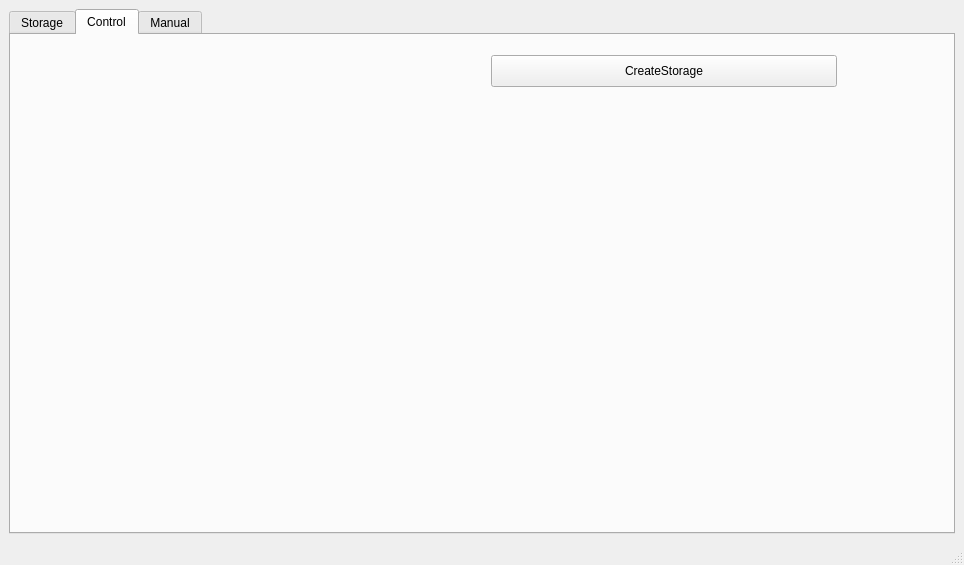
Obbart/SoftEng_GestMag, file GestMag/GUI/GestMagUI.ui: the form before one commit.
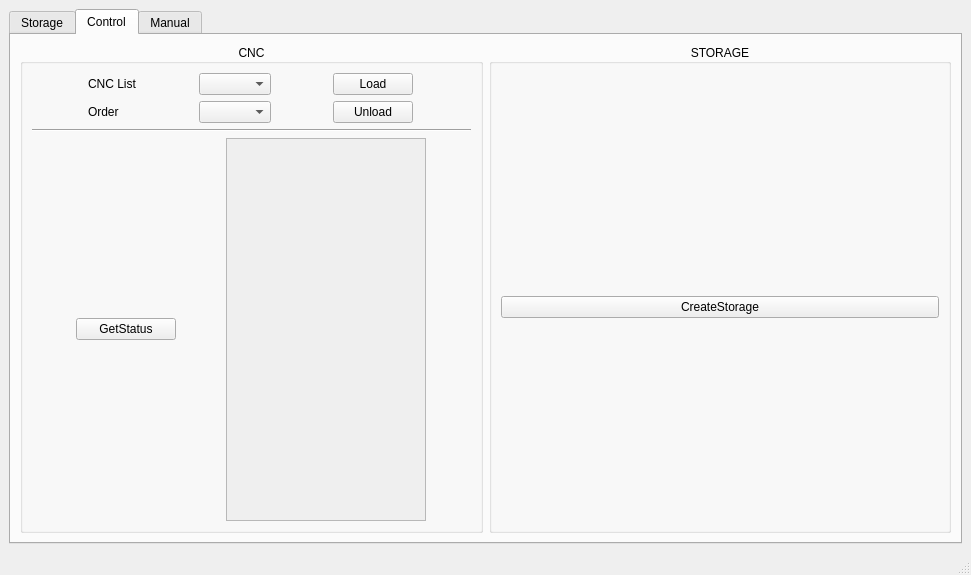
The form after the commit. The open tabs and pages were chosen to show the change.

What changed in the file:
```diff
--- a/GestMag/GUI/GestMagUI.ui
+++ b/GestMag/GUI/GestMagUI.ui
@@ -6,8 +6,8 @@
    <rect>
     <x>0</x>
     <y>0</y>
-    <width>964</width>
-    <height>565</height>
+    <width>971</width>
+    <height>575</height>
    </rect>
   </property>
   <property name="sizePolicy">
@@ -40,19 +40,174 @@
        <attribute name="title">
         <string>Control</string>
        </attribute>
-       <widget class="QPushButton" name="btn_createStorage">
-        <property name="geometry">
-         <rect>
-          <x>480</x>
-          <y>20</y>
-          <width>346</width>
-          <height>32</height>
-         </rect>
-        </property>
-        <property name="text">
-         <string>CreateStorage</string>
-        </property>
-       </widget>
+       <layout class="QHBoxLayout" name="horizontalLayout_3">
+        <item>
+         <widget class="QGroupBox" name="groupBox">
+          <property name="title">
+           <string>CNC</string>
+          </property>
+          <property name="alignment">
+           <set>Qt::AlignCenter</set>
+          </property>
+          <layout class="QVBoxLayout" name="verticalLayout">
+           <item>
+            <layout class="QGridLayout" name="gridLayout_6">
+             <item row="0" column="0">
+              <widget class="QLabel" name="label_25">
+               <property name="sizePolicy">
+                <sizepolicy hsizetype="Maximum" vsizetype="Preferred">
+                 <horstretch>0</horstretch>
+                 <verstretch>0</verstretch>
+                </sizepolicy>
+               </property>
+               <property name="text">
+                <string>CNC List</string>
+               </property>
+              </widget>
+             </item>
+             <item row="0" column="1">
+              <widget class="QComboBox" name="comboBox">
+               <property name="sizePolicy">
+                <sizepolicy hsizetype="Maximum" vsizetype="Fixed">
+                 <horstretch>0</horstretch>
+                 <verstretch>0</verstretch>
+                </sizepolicy>
+               </property>
+              </widget>
+             </item>
+             <item row="0" column="2">
+              <widget class="QPushButton" name="pushButton">
+               <property name="sizePolicy">
+                <sizepolicy hsizetype="Fixed" vsizetype="Fixed">
+                 <horstretch>0</horstretch>
+                 <verstretch>0</verstretch>
+                </sizepolicy>
+               </property>
+               <property name="baseSize">
+                <size>
+                 <width>100</width>
+                 <height>0</height>
+                </size>
+               </property>
+               <property name="text">
+                <string>Load</string>
+               </property>
+              </widget>
+             </item>
+             <item row="1" column="0">
+              <widget class="QLabel" name="label_26">
+               <property name="sizePolicy">
+                <sizepolicy hsizetype="Maximum" vsizetype="Preferred">
+                 <horstretch>0</horstretch>
+                 <verstretch>0</verstretch>
+                </sizepolicy>
+               </property>
+               <property name="text">
+                <string>Order</string>
+               </property>
+              </widget>
+             </item>
+             <item row="1" column="1">
+              <widget class="QComboBox" name="comboBox_2">
+               <property name="sizePolicy">
+                <sizepolicy hsizetype="Maximum" vsizetype="Fixed">
+                 <horstretch>0</horstretch>
+                 <verstretch>0</verstretch>
+                </sizepolicy>
+               </property>
+              </widget>
+             </item>
+             <item row="1" column="2">
+              <widget class="QPushButton" name="pushButton_2">
+               <property name="sizePolicy">
+                <sizepolicy hsizetype="Maximum" vsizetype="Fixed">
+                 <horstretch>0</horstretch>
+                 <verstretch>0</verstretch>
+                </sizepolicy>
+               </property>
+               <property name="text">
+                <string>Unload</string>
+               </property>
+              </widget>
+             </item>
+            </layout>
+           </item>
+           <item>
+            <widget class="Line" name="line_5">
+             <property name="orientation">
+              <enum>Qt::Horizontal</enum>
+             </property>
+            </widget>
+           </item>
+           <item>
+            <layout class="QHBoxLayout" name="horizontalLayout_4">
+             <item>
+              <widget class="QPushButton" name="pushButton_3">
+               <property name="maximumSize">
+                <size>
+                 <width>100</width>
+                 <height>16777215</height>
+                </size>
+               </property>
+               <property name="text">
+                <string>GetStatus</string>
+               </property>
+              </widget>
+             </item>
+             <item>
+              <widget class="QPlainTextEdit" name="plainTextEdit">
+               <property name="enabled">
+                <bool>false</bool>
+               </property>
+               <property name="maximumSize">
+                <size>
+                 <width>200</width>
+                 <height>16777215</height>
+                </size>
+               </property>
+               <property name="acceptDrops">
+                <bool>false</bool>
+               </property>
+              </widget>
+             </item>
+            </layout>
+           </item>
+          </layout>
+         </widget>
+        </item>
+        <item>
+         <widget class="QGroupBox" name="groupBox_2">
+          <property name="title">
+           <string>STORAGE</string>
+          </property>
+          <property name="alignment">
+           <set>Qt::AlignCenter</set>
+          </property>
+          <layout class="QVBoxLayout" name="verticalLayout_3">
+           <item>
+            <spacer name="horizontalSpacer">
+             <property name="orientation">
+              <enum>Qt::Horizontal</enum>
+             </property>
+             <property name="sizeHint" stdset="0">
+              <size>
+               <width>40</width>
+               <height>20</height>
+              </size>
+             </property>
+            </spacer>
+           </item>
+           <item>
+            <widget class="QPushButton" name="btn_createStorage">
+             <property name="text">
+              <string>CreateStorage</string>
+             </property>
+            </widget>
+           </item>
+          </layout>
+         </widget>
+        </item>
+       </layout>
       </widget>
       <widget class="QWidget" name="tab_manual">
        <attribute name="title">
```
Left out of the diff: 632 changed lines with no effect on the pictures.
